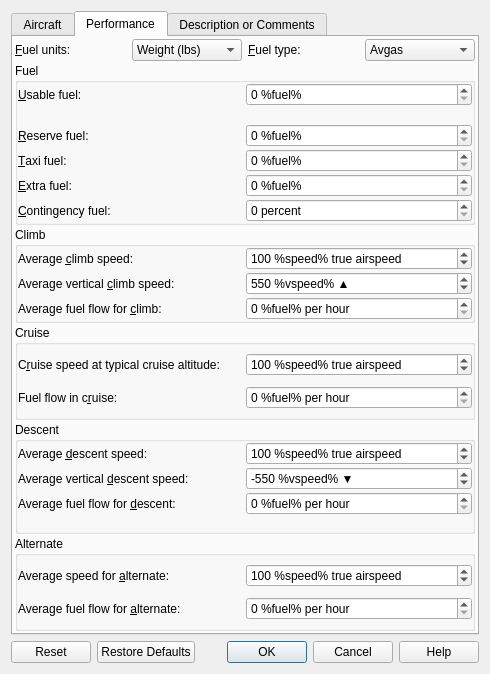
albar965/littlenavmap, file src/perf/aircraftperfdialog.ui: the form before one commit.
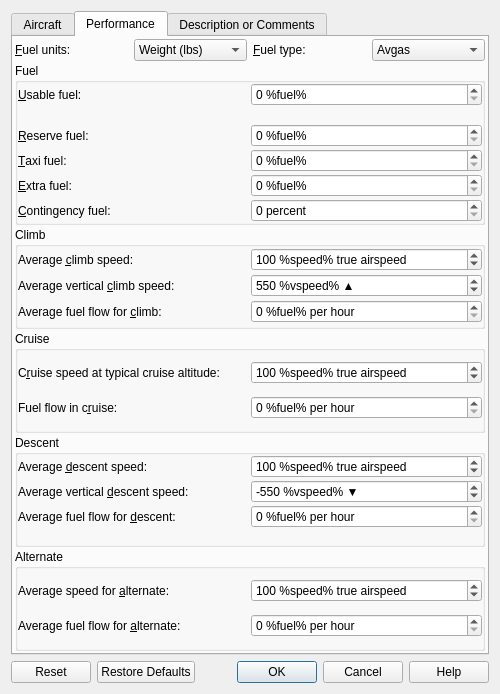
The form after the commit. The open tabs and pages were chosen to show the change.

Commit message: Small adjustments to dialogs.

What changed in the file:
```diff
--- a/src/perf/aircraftperfdialog.ui
+++ b/src/perf/aircraftperfdialog.ui
@@ -6,8 +6,8 @@
    <rect>
     <x>0</x>
     <y>0</y>
-    <width>490</width>
-    <height>674</height>
+    <width>500</width>
+    <height>694</height>
    </rect>
   </property>
   <property name="windowTitle">
@@ -406,6 +406,9 @@
             <property name="alignment">
              <set>Qt::AlignRight|Qt::AlignTrailing|Qt::AlignVCenter</set>
             </property>
+            <property name="margin">
+             <number>5</number>
+            </property>
            </widget>
           </item>
          </layout>
@@ -736,6 +739,9 @@
             <property name="alignment">
              <set>Qt::AlignRight|Qt::AlignTrailing|Qt::AlignVCenter</set>
             </property>
+            <property name="margin">
+             <number>5</number>
+            </property>
            </widget>
           </item>
          </layout>
```
The commit also changes 1 other file.
